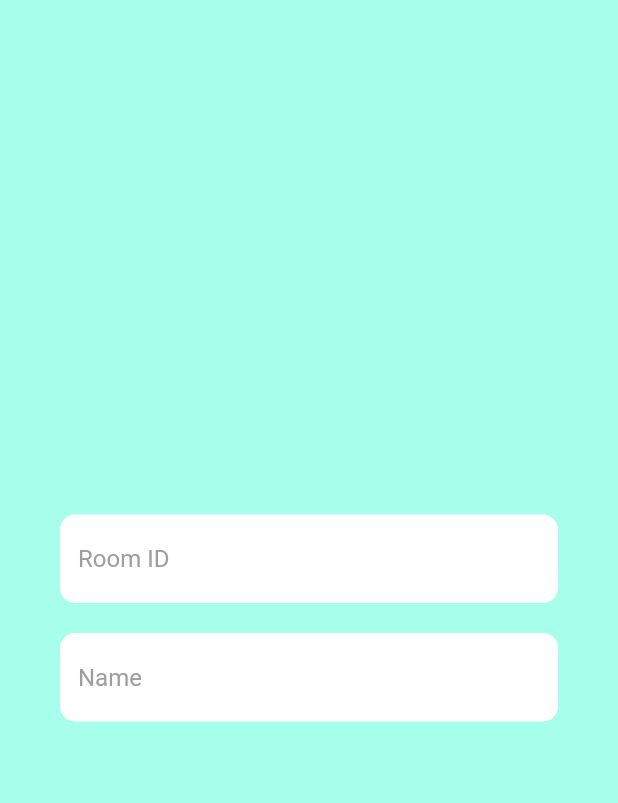
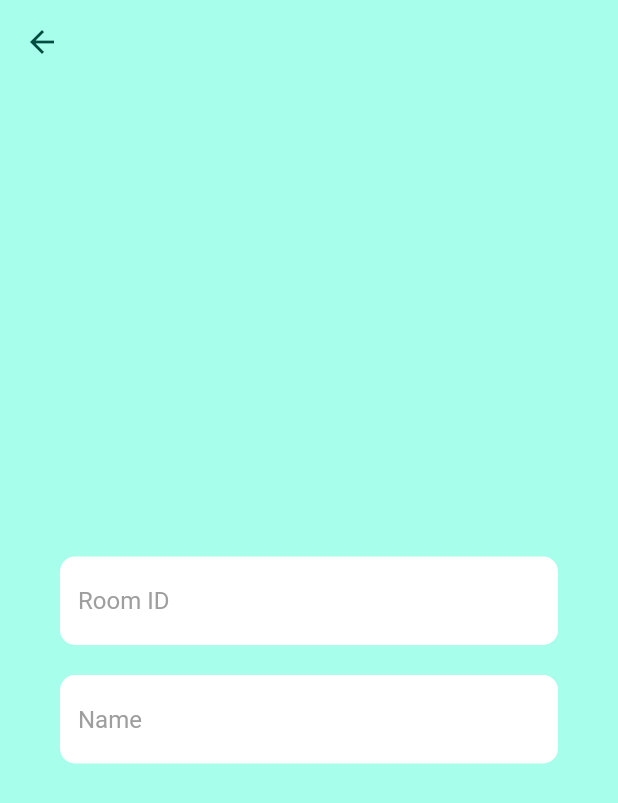
Before and after one commit to paxcodes/dicery_app, a Flutter app: the screen it shows after launch, after a tap on "Join a Room", on a phone screen of 412 x 824 dp. Shown: the top 803 px of the screen. Run offline on Flutter 3.47's test engine with Material 2 defaults, Android fonts, the phone set to English and light mode, and no system bars.

Commit message:
:sparkles:  Add `back` button

```diff
--- a/lib/main.dart
+++ b/lib/main.dart
@@ -13,8 +13,9 @@ class DiceryApp extends StatelessWidget {
     return MaterialApp(
         title: 'Dicery',
         theme: ThemeData(
+          iconTheme: IconThemeData(color: Colors.teal.shade900),
           backgroundColor: Colors.tealAccent[100],
-          primarySwatch: Colors.blue,
+          primarySwatch: Colors.teal,
           // This makes the visual density adapt to the platform that you run
           // the app on. For desktop platforms, the controls will be smaller and
           // closer together (more dense) than on mobile platforms.
--- a/lib/screens/join_room.dart
+++ b/lib/screens/join_room.dart
@@ -4,9 +4,14 @@ import 'package:dicery/styles.dart' as Styles;
 class JoinRoomScreen extends StatelessWidget {
   @override
   Widget build(BuildContext context) {
-    return Material(
-      color: Theme.of(context).backgroundColor,
-      child: Padding(
+    return Scaffold(
+      backgroundColor: Theme.of(context).backgroundColor,
+      appBar: AppBar(
+        elevation: 0,
+        iconTheme: Theme.of(context).iconTheme,
+        backgroundColor: Theme.of(context).backgroundColor,
+      ),
+      body: Padding(
         padding: const EdgeInsets.all(40.0),
         child: Column(
           mainAxisAlignment: MainAxisAlignment.center,
```
